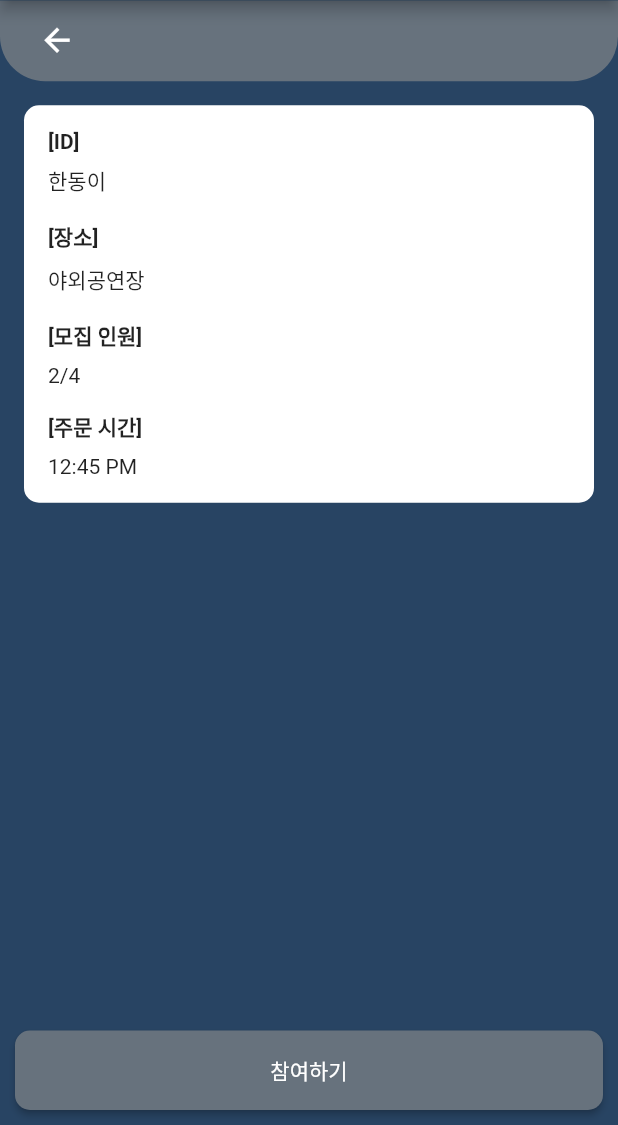
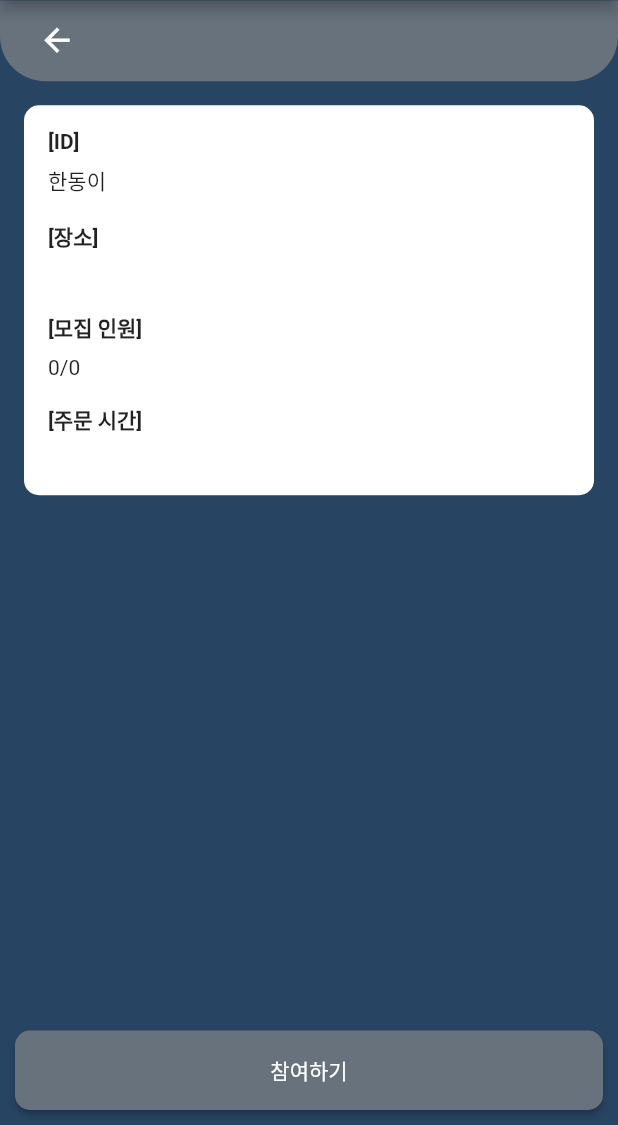
Before and after one commit to Seo-Yegyeong/delivery_together, a Flutter app: the ListDetailPage screen opened directly with empty values, on a phone screen of 412 x 824 dp, the part 111-1236 px from its top. Run offline on Flutter 3.47's test engine with Material 2 defaults, Android fonts, the phone set to English and light mode, and no system bars; our stand-ins replace carousel_slider, cloud_firestore, firebase_auth, firebase_core, get, google_sign_in and 1 more; accounts and stored records are empty.

Commit message:
[FEAT] show each element info in list_detail.dart

```diff
--- a/lib/list_detail.dart
+++ b/lib/list_detail.dart
@@ -84,7 +84,7 @@ class _ListDetailPageState extends State<ListDetailPage> {
                           ),
                         ),
                         SizedBox(height: 8.0),
-                        Text('야외공연장'),
+                        Text('${widget.post.pickupSpot}'),
                         SizedBox(height: 16.0),
                         Text(
                           '[모집 인원]',
@@ -93,7 +93,7 @@ class _ListDetailPageState extends State<ListDetailPage> {
                           ),
                         ),
                         SizedBox(height: 8.0),
-                        Text('2/4'),
+                        Text('${widget.post.memCurrentCnt}/${widget.post.memTotalCnt}',),
                         SizedBox(height: 16.0),
                         Text(
                           '[주문 시간]',
@@ -102,7 +102,7 @@ class _ListDetailPageState extends State<ListDetailPage> {
                           ),
                         ),
                         SizedBox(height: 8.0),
-                        Text('12:45 PM'),
+                        Text('${widget.post.orderTime}'),
                       ],
                     ),
                   ),
```
